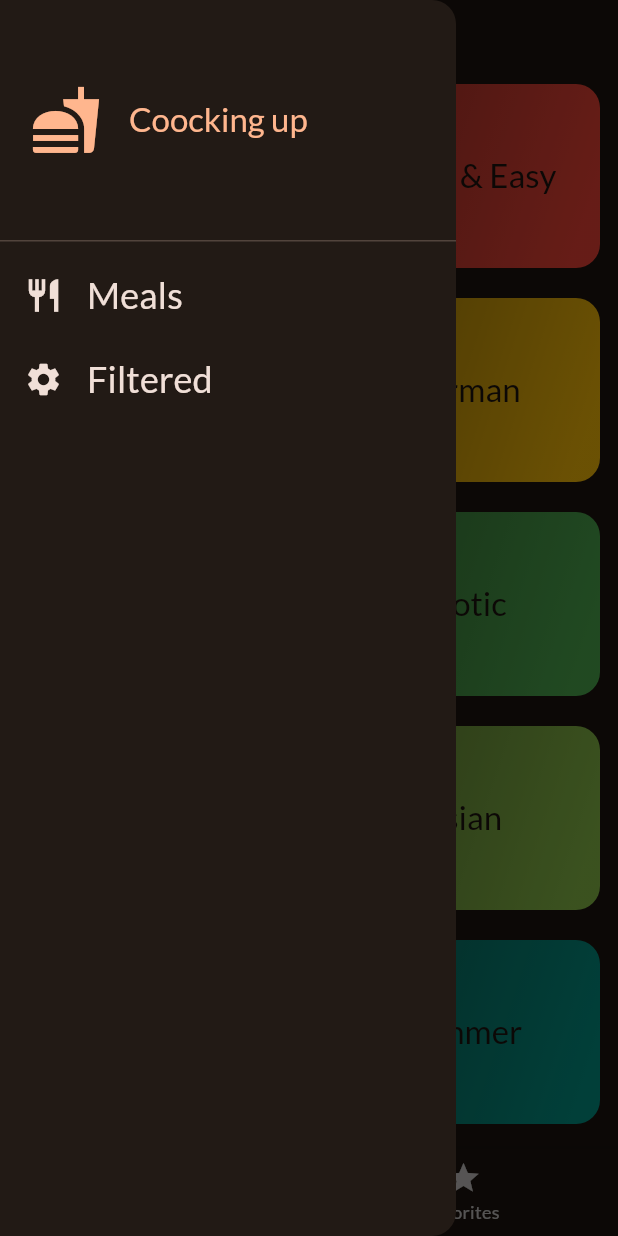
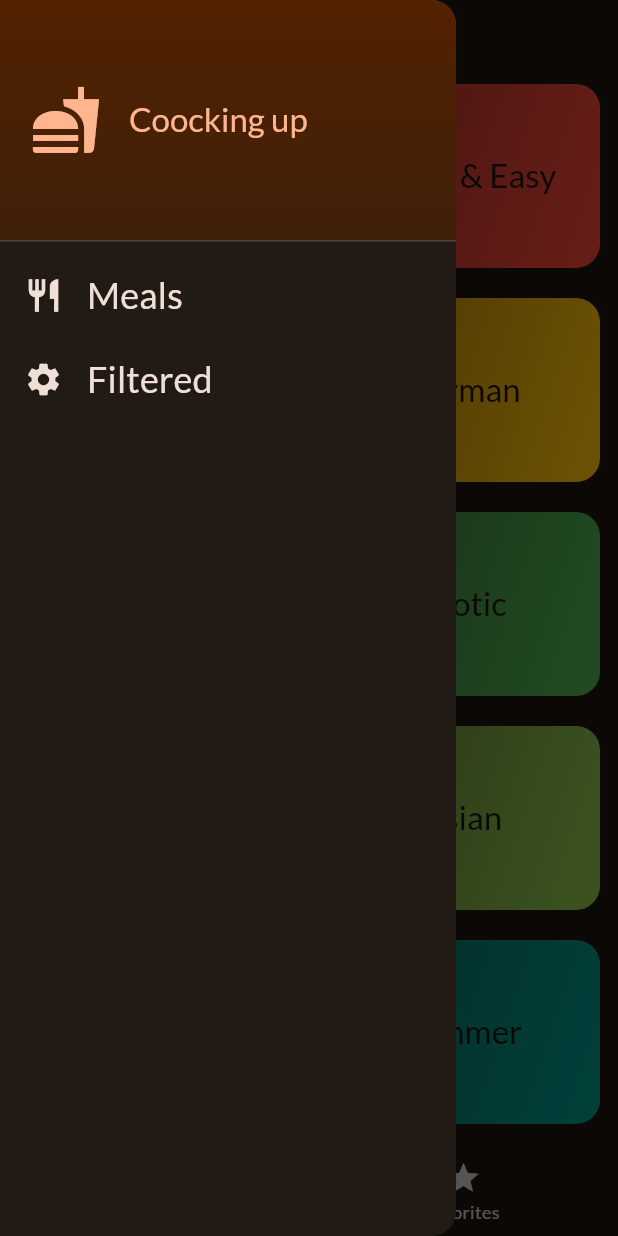
Before and after one commit to HachemiIbrahim/meal_app, a Flutter app: the screen it shows after launch, with the side drawer open, on a phone screen of 412 x 824 dp. Run offline on Flutter 3.47's test engine with Material 2 defaults, Android fonts, the light colour scheme and no system bars; our stand-ins replace google_fonts, transparent_image.

Commit message:
seting colors

```diff
--- a/lib/widgets/main_drawer.dart
+++ b/lib/widgets/main_drawer.dart
@@ -9,6 +9,12 @@ class MainDrawer extends StatelessWidget {
         child: Column(
       children: [
         DrawerHeader(
+          decoration: BoxDecoration(
+            gradient: LinearGradient(colors: [
+              Theme.of(context).colorScheme.onPrimary,
+              Theme.of(context).colorScheme.onPrimary.withOpacity(0.6)
+            ], begin: Alignment.topLeft, end: Alignment.bottomLeft),
+          ),
           padding: const EdgeInsets.all(20),
           child: Row(
             children: [
```
